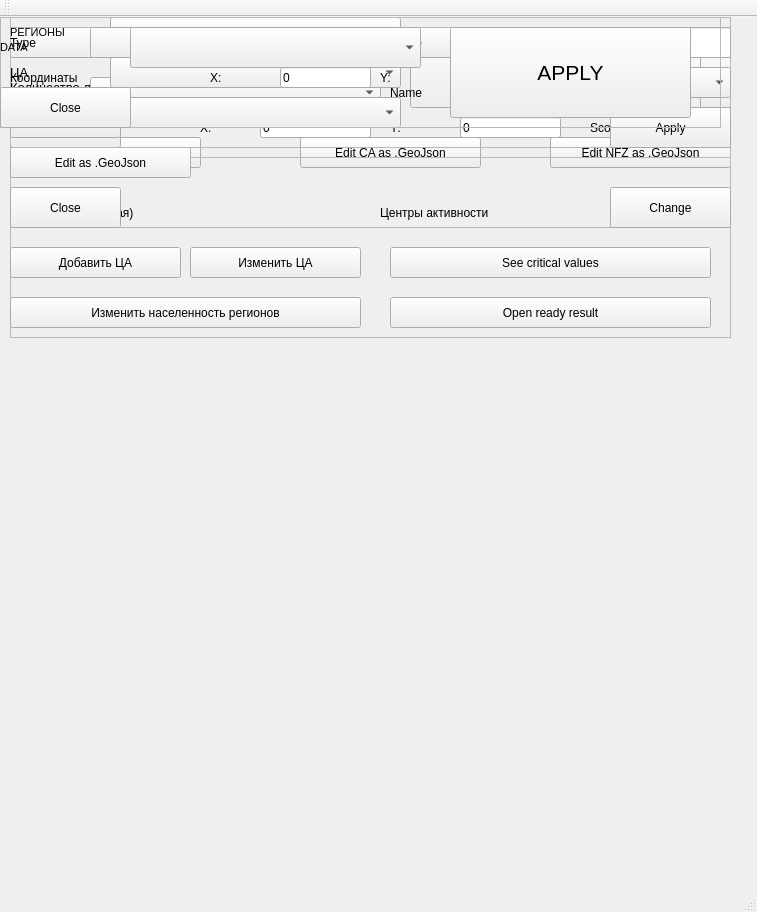
Old version of the form source/untitled.ui in the repository s21dlemanskiy/Drones_Oman.
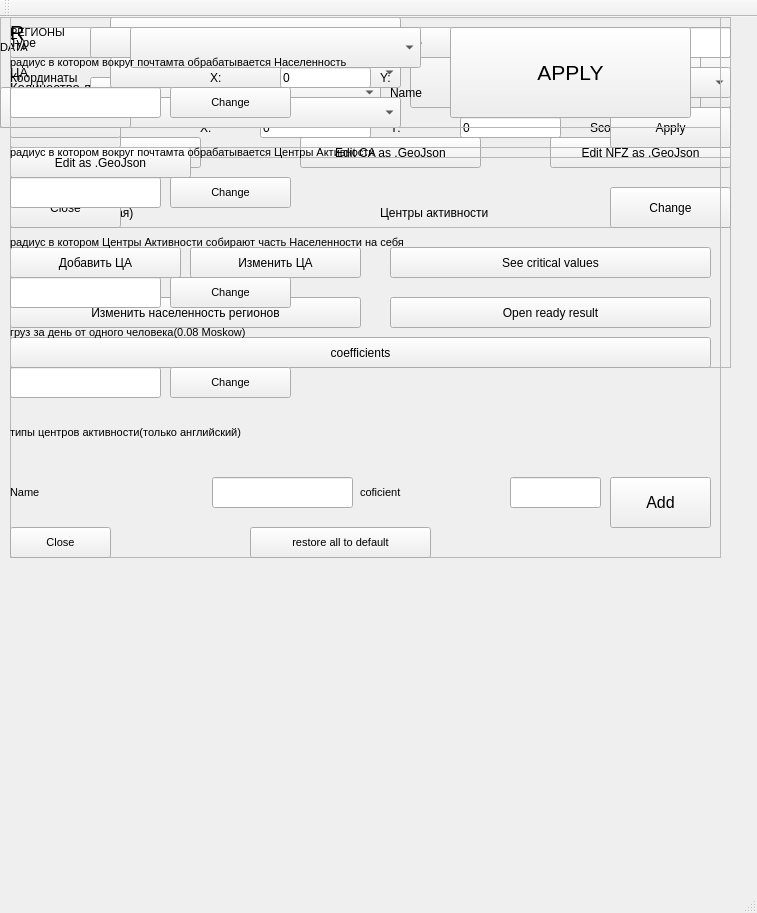
New version of the form.

Diff of the .ui file:
```diff
--- a/source/untitled.ui
+++ b/source/untitled.ui
@@ -7,7 +7,7 @@
     <x>0</x>
     <y>0</y>
     <width>757</width>
-    <height>912</height>
+    <height>913</height>
    </rect>
   </property>
   <property name="windowTitle">
@@ -26,7 +26,7 @@
       <x>10</x>
       <y>10</y>
       <width>721</width>
-      <height>311</height>
+      <height>341</height>
      </rect>
     </property>
     <property name="frameShape">
@@ -269,6 +269,19 @@
       <string>Open ready result</string>
      </property>
     </widget>
+    <widget class="QPushButton" name="pushButton_18">
+     <property name="geometry">
+      <rect>
+       <x>0</x>
+       <y>310</y>
+       <width>701</width>
+       <height>31</height>
+      </rect>
+     </property>
+     <property name="text">
+      <string>coefficients</string>
+     </property>
+    </widget>
    </widget>
    <widget class="QFrame" name="regeons_choseer">
     <property name="enabled">
@@ -923,6 +936,372 @@
      </property>
     </widget>
    </widget>
+   <widget class="QFrame" name="R_Editor">
+    <property name="geometry">
+     <rect>
+      <x>10</x>
+      <y>0</y>
+      <width>711</width>
+      <height>541</height>
+     </rect>
+    </property>
+    <property name="frameShape">
+     <enum>QFrame::StyledPanel</enum>
+    </property>
+    <property name="frameShadow">
+     <enum>QFrame::Raised</enum>
+    </property>
+    <widget class="QLabel" name="label_19">
+     <property name="geometry">
+      <rect>
+       <x>0</x>
+       <y>0</y>
+       <width>71</width>
+       <height>31</height>
+      </rect>
+     </property>
+     <property name="font">
+      <font>
+       <pointsize>15</pointsize>
+      </font>
+     </property>
+     <property name="text">
+      <string>R</string>
+     </property>
+    </widget>
+    <widget class="QLabel" name="label_23">
+     <property name="geometry">
+      <rect>
+       <x>0</x>
+       <y>300</y>
+       <width>461</width>
+       <height>31</height>
+      </rect>
+     </property>
+     <property name="font">
+      <font>
+       <pointsize>8</pointsize>
+      </font>
+     </property>
+     <property name="text">
+      <string>груз за день от одного человека(0.08 Moskow)</string>
+     </property>
+    </widget>
+    <widget class="QLabel" name="label_24">
+     <property name="geometry">
+      <rect>
+       <x>0</x>
+       <y>400</y>
+       <width>481</width>
+       <height>31</height>
+      </rect>
+     </property>
+     <property name="font">
+      <font>
+       <pointsize>8</pointsize>
+      </font>
+     </property>
+     <property name="text">
+      <string>типы центров активности(только английский)</string>
+     </property>
+    </widget>
+    <widget class="QLabel" name="label_25">
+     <property name="geometry">
+      <rect>
+       <x>0</x>
+       <y>30</y>
+       <width>451</width>
+       <height>31</height>
+      </rect>
+     </property>
+     <property name="font">
+      <font>
+       <pointsize>8</pointsize>
+      </font>
+     </property>
+     <property name="text">
+      <string>радиус в котором вокруг почтамта обрабатывается Населенность</string>
+     </property>
+    </widget>
+    <widget class="QLabel" name="label_26">
+     <property name="geometry">
+      <rect>
+       <x>0</x>
+       <y>120</y>
+       <width>441</width>
+       <height>31</height>
+      </rect>
+     </property>
+     <property name="font">
+      <font>
+       <pointsize>8</pointsize>
+      </font>
+     </property>
+     <property name="text">
+      <string>радиус в котором вокруг почтамта обрабатывается Центры Активности</string>
+     </property>
+    </widget>
+    <widget class="QLabel" name="label_28">
+     <property name="geometry">
+      <rect>
+       <x>0</x>
+       <y>210</y>
+       <width>451</width>
+       <height>31</height>
+      </rect>
+     </property>
+     <property name="font">
+      <font>
+       <pointsize>8</pointsize>
+      </font>
+     </property>
+     <property name="text">
+      <string>радиус в котором Центры Активности собирают часть Населенности на себя</string>
+     </property>
+    </widget>
+    <widget class="QPushButton" name="pushButton_22">
+     <property name="geometry">
+      <rect>
+       <x>600</x>
+       <y>460</y>
+       <width>101</width>
+       <height>51</height>
+      </rect>
+     </property>
+     <property name="font">
+      <font>
+       <pointsize>12</pointsize>
+      </font>
+     </property>
+     <property name="text">
+      <string>Add</string>
+     </property>
+    </widget>
+    <widget class="QLineEdit" name="lineEdit">
+     <property name="geometry">
+      <rect>
+       <x>202</x>
+       <y>460</y>
+       <width>141</width>
+       <height>31</height>
+      </rect>
+     </property>
+    </widget>
+    <widget class="QLabel" name="label_29">
+     <property name="geometry">
+      <rect>
+       <x>0</x>
+       <y>460</y>
+       <width>181</width>
+       <height>31</height>
+      </rect>
+     </property>
+     <property name="font">
+      <font>
+       <pointsize>8</pointsize>
+      </font>
+     </property>
+     <property name="text">
+      <string>Name</string>
+     </property>
+    </widget>
+    <widget class="QLineEdit" name="lineEdit_8">
+     <property name="geometry">
+      <rect>
+       <x>500</x>
+       <y>460</y>
+       <width>91</width>
+       <height>31</height>
+      </rect>
+     </property>
+    </widget>
+    <widget class="QLabel" name="label_30">
+     <property name="geometry">
+      <rect>
+       <x>350</x>
+       <y>460</y>
+       <width>141</width>
+       <height>31</height>
+      </rect>
+     </property>
+     <property name="font">
+      <font>
+       <pointsize>8</pointsize>
+      </font>
+     </property>
+     <property name="text">
+      <string>coficient</string>
+     </property>
+    </widget>
+    <widget class="QPushButton" name="pushButton_23">
+     <property name="geometry">
+      <rect>
+       <x>0</x>
+       <y>510</y>
+       <width>101</width>
+       <height>31</height>
+      </rect>
+     </property>
+     <property name="font">
+      <font>
+       <pointsize>8</pointsize>
+      </font>
+     </property>
+     <property name="text">
+      <string>Close</string>
+     </property>
+    </widget>
+    <widget class="QPushButton" name="pushButton_24">
+     <property name="geometry">
+      <rect>
+       <x>160</x>
+       <y>70</y>
+       <width>121</width>
+       <height>31</height>
+      </rect>
+     </property>
+     <property name="font">
+      <font>
+       <pointsize>8</pointsize>
+      </font>
+     </property>
+     <property name="text">
+      <string>Change</string>
+     </property>
+    </widget>
+    <widget class="QLineEdit" name="lineEdit_9">
+     <property name="geometry">
+      <rect>
+       <x>0</x>
+       <y>70</y>
+       <width>151</width>
+       <height>31</height>
+      </rect>
+     </property>
+     <property name="font">
+      <font>
+       <pointsize>8</pointsize>
+      </font>
+     </property>
+    </widget>
+    <widget class="QLineEdit" name="lineEdit_10">
+     <property name="geometry">
+      <rect>
+       <x>0</x>
+       <y>160</y>
+       <width>151</width>
+       <height>31</height>
+      </rect>
+     </property>
+     <property name="font">
+      <font>
+       <pointsize>8</pointsize>
+      </font>
+     </property>
+    </widget>
+    <widget class="QPushButton" name="pushButton_25">
+     <property name="geometry">
+      <rect>
+       <x>160</x>
+       <y>160</y>
+       <width>121</width>
+       <height>31</height>
+      </rect>
+     </property>
+     <property name="font">
+      <font>
+       <pointsize>8</pointsize>
+      </font>
+     </property>
+     <property name="text">
+      <string>Change</string>
+     </property>
+    </widget>
+    <widget class="QLineEdit" name="lineEdit_11">
+     <property name="geometry">
+      <rect>
+       <x>0</x>
+       <y>260</y>
+       <width>151</width>
+       <height>31</height>
+      </rect>
+     </property>
+     <property name="font">
+      <font>
+       <pointsize>8</pointsize>
+      </font>
+     </property>
+    </widget>
+    <widget class="QPushButton" name="pushButton_26">
+     <property name="geometry">
+      <rect>
+       <x>160</x>
+       <y>260</y>
+       <width>121</width>
+       <height>31</height>
+      </rect>
+     </property>
+     <property name="font">
+      <font>
+       <pointsize>8</pointsize>
+      </font>
+     </property>
+     <property name="text">
+      <string>Change</string>
+     </property>
+    </widget>
+    <widget class="QLineEdit" name="lineEdit_12">
+     <property name="geometry">
+      <rect>
+       <x>0</x>
+       <y>350</y>
+       <width>151</width>
+       <height>31</height>
+      </rect>
+     </property>
+     <property name="font">
+      <font>
+       <pointsize>8</pointsize>
+      </font>
+     </property>
+    </widget>
+    <widget class="QPushButton" name="pushButton_27">
+     <property name="geometry">
+      <rect>
+       <x>160</x>
+       <y>350</y>
+       <width>121</width>
+       <height>31</height>
+      </rect>
+     </property>
+     <property name="font">
+      <font>
+       <pointsize>8</pointsize>
+      </font>
+     </property>
+     <property name="text">
+      <string>Change</string>
+     </property>
+    </widget>
+    <widget class="QPushButton" name="pushButton_28">
+     <property name="geometry">
+      <rect>
+       <x>240</x>
+       <y>510</y>
+       <width>181</width>
+       <height>31</height>
+      </rect>
+     </property>
+     <property name="font">
+      <font>
+       <pointsize>8</pointsize>
+      </font>
+     </property>
+     <property name="text">
+      <string>restore all to default</string>
+     </property>
+    </widget>
+   </widget>
   </widget>
   <widget class="QMenuBar" name="menubar">
    <property name="geometry">
```
